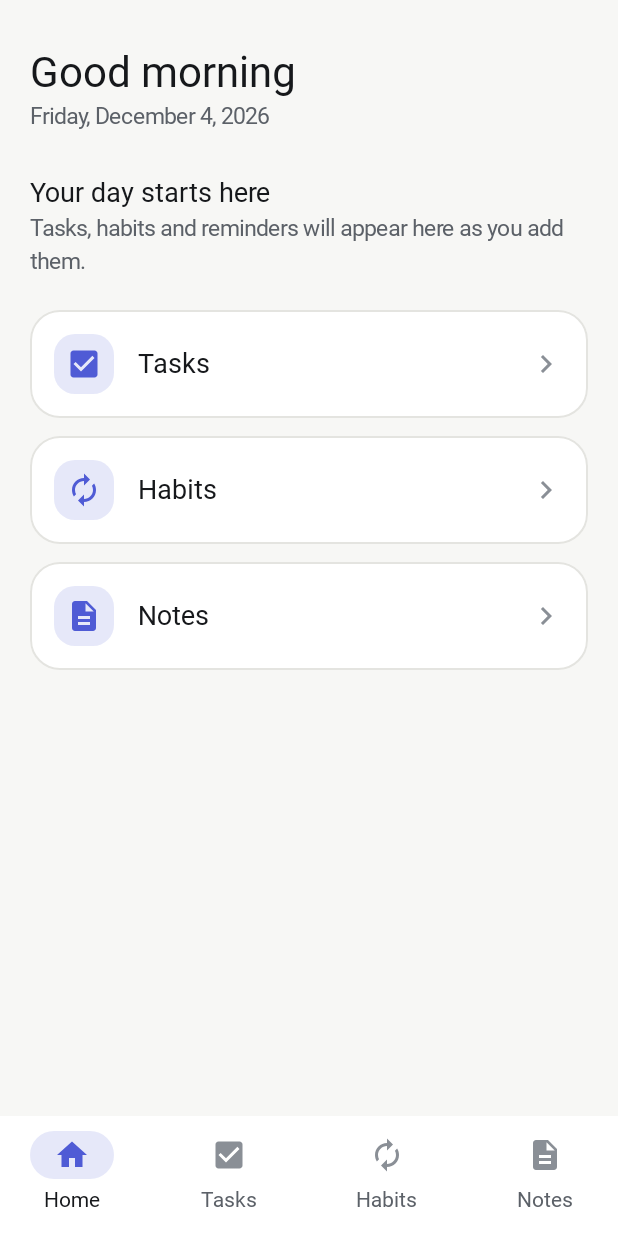
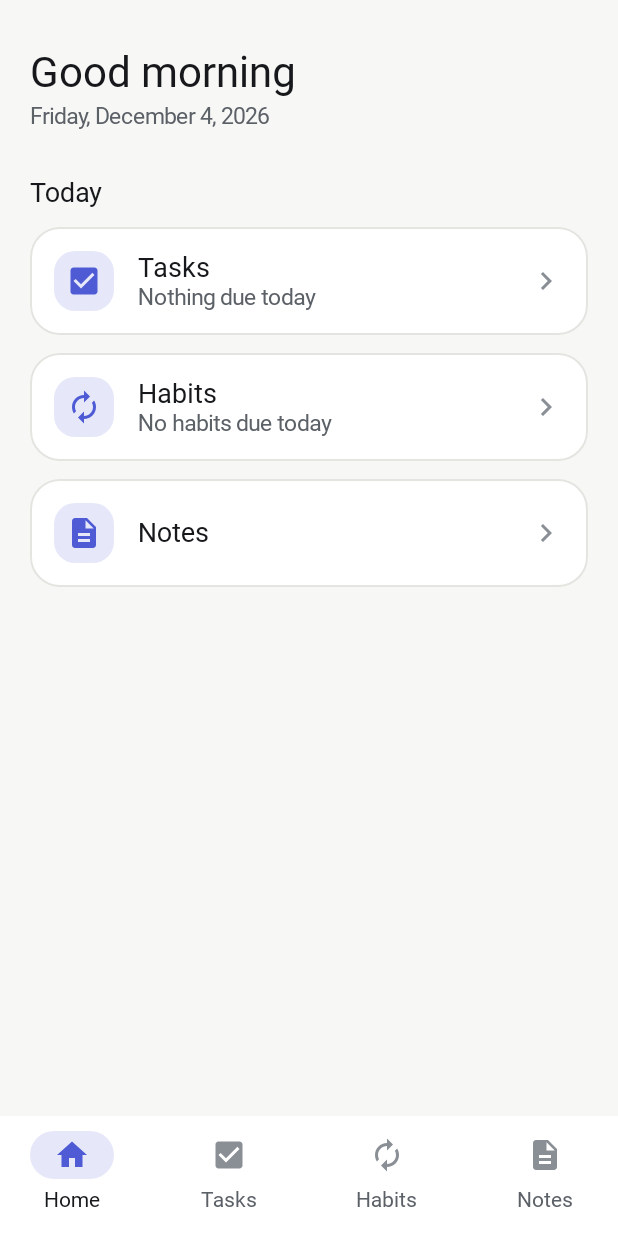
Before and after one commit to thesasan1/app, an Android app built with Jetpack Compose: the screen it shows after launch (MainActivity), on a phone screen of 412 x 824 dp. Run offline under Robolectric (Android 15) with nearby library versions, the phone set to English and light mode, and no system bars; our stand-ins replace Dagger/Hilt's generated code, Room's generated code; Roboto replaces fonts that are not available here; 1 statement that could not run was skipped.

Commit message:
feat(dashboard): today summary on Home (#54)
Co-authored-by: thesasan1 <360538443+thesasan1@users.noreply.github.com>

```diff
--- /dev/null
+++ b/android/app/src/main/kotlin/com/thesasan1/app/di/TodaySummaryModule.kt
@@ -0,0 +1,35 @@
+package com.thesasan1.app.di
+
+import com.thesasan1.app.feature.dashboard.TodaySummary
+import com.thesasan1.app.feature.dashboard.TodaySummarySource
+import com.thesasan1.app.feature.habits.domain.HabitRepository
+import com.thesasan1.app.feature.tasks.domain.TaskRepository
+import dagger.Module
+import dagger.Provides
+import dagger.hilt.InstallIn
+import dagger.hilt.components.SingletonComponent
+import kotlinx.coroutines.flow.combine
+
+/** Feeds Home from the tasks and habits features, which the dashboard may not depend on (ADR-003). */
+@Module
+@InstallIn(SingletonComponent::class)
+object TodaySummaryModule {
+
+    @Provides
+    fun provideTodaySummary(tasks: TaskRepository, habits: HabitRepository): TodaySummarySource =
+        TodaySummarySource { today ->
+            combine(tasks.observeDueOn(today), tasks.observeOverdue(today), habits.observeDay(today)) {
+                    due,
+                    late,
+                    days,
+                ->
+                val dueHabits = days.filter { it.scheduled && !it.rested }
+                TodaySummary(
+                    tasksDue = due.size,
+                    tasksOverdue = late.size,
+                    habitsDue = dueHabits.size,
+                    habitsDone = dueHabits.count { it.isComplete },
+                )
+            }
+        }
+}
--- a/android/feature/dashboard/src/main/kotlin/com/thesasan1/app/feature/dashboard/DashboardScreen.kt
+++ b/android/feature/dashboard/src/main/kotlin/com/thesasan1/app/feature/dashboard/DashboardScreen.kt
@@ -11,6 +11,7 @@ import androidx.compose.material3.Text
 import androidx.compose.runtime.Composable
 import androidx.compose.runtime.getValue
 import androidx.compose.ui.Modifier
+import androidx.compose.ui.res.pluralStringResource
 import androidx.compose.ui.res.stringResource
 import androidx.compose.ui.semantics.heading
 import androidx.compose.ui.semantics.semantics
@@ -35,9 +36,11 @@ internal fun DashboardRoute(
     viewModel: DashboardViewModel = hiltViewModel(),
 ) {
     val uiState by viewModel.uiState.collectAsStateWithLifecycle()
+    val summary by viewModel.summary.collectAsStateWithLifecycle(initialValue = null)
     LifecycleEventEffect(Lifecycle.Event.ON_RESUME) { viewModel.refresh() }
     DashboardScreen(
         uiState = uiState,
+        summary = summary,
         onOpenNotes = onOpenNotes,
         onOpenTasks = onOpenTasks,
         onOpenHabits = onOpenHabits,
@@ -47,6 +50,7 @@ internal fun DashboardRoute(
 @Composable
 internal fun DashboardScreen(
     uiState: DashboardUiState,
+    summary: TodaySummary?,
     onOpenNotes: () -> Unit,
     onOpenTasks: () -> Unit,
     onOpenHabits: () -> Unit,
@@ -74,24 +78,49 @@ internal fun DashboardScreen(
             )
             Spacer(Modifier.height(Spacing.xxxl))
             Text(
-                text = stringResource(R.string.feature_dashboard_empty_title),
+                text = stringResource(R.string.feature_dashboard_today),
                 style = AppTheme.typography.titleMedium,
                 color = AppTheme.colors.textPrimary,
+                modifier = Modifier.semantics { heading() },
             )
-            Spacer(Modifier.height(Spacing.xs))
-            Text(
-                text = stringResource(R.string.feature_dashboard_empty_body),
-                style = AppTheme.typography.bodyMedium,
-                color = AppTheme.colors.textSecondary,
-            )
-            Spacer(Modifier.height(Spacing.xxl))
+            Spacer(Modifier.height(Spacing.md))
             Column(verticalArrangement = Arrangement.spacedBy(Spacing.md)) {
-                AppTile(AppIcons.Tasks, stringResource(R.string.feature_dashboard_open_tasks), onOpenTasks)
-                AppTile(AppIcons.Habits, stringResource(R.string.feature_dashboard_open_habits), onOpenHabits)
+                AppTile(
+                    icon = AppIcons.Tasks,
+                    title = stringResource(R.string.feature_dashboard_open_tasks),
+                    onClick = onOpenTasks,
+                    subtitle = summary?.let { tasksLine(it) },
+                )
+                AppTile(
+                    icon = AppIcons.Habits,
+                    title = stringResource(R.string.feature_dashboard_open_habits),
+                    onClick = onOpenHabits,
+                    subtitle = summary?.let { habitsLine(it) },
+                )
                 AppTile(AppIcons.Notes, stringResource(R.string.feature_dashboard_open_notes), onOpenNotes)
             }
         }
     }
+}
+
+@Composable
+private fun tasksLine(summary: TodaySummary): String {
+    val due = if (summary.tasksDue == 0) {
+        stringResource(R.string.feature_dashboard_tasks_none)
+    } else {
+        pluralStringResource(R.plurals.feature_dashboard_tasks_due, summary.tasksDue, summary.tasksDue)
+    }
+    if (summary.tasksOverdue == 0) return due
+    val overdue =
+        pluralStringResource(R.plurals.feature_dashboard_tasks_overdue, summary.tasksOverdue, summary.tasksOverdue)
+    return "$due  ·  $overdue"
+}
+
+@Composable
+private fun habitsLine(summary: TodaySummary): String = when {
+    summary.habitsDue == 0 -> stringResource(R.string.feature_dashboard_habits_none)
+    summary.habitsDone >= summary.habitsDue -> stringResource(R.string.feature_dashboard_habits_all_done)
+    else -> stringResource(R.string.feature_dashboard_habits_progress, summary.habitsDone, summary.habitsDue)
 }
 
 private fun DayPeriod.greetingRes(): Int = when (this) {
@@ -110,6 +139,7 @@ private fun DashboardScreenPreview() {
                 period = DayPeriod.Morning,
                 today = LocalDate.of(2026, 11, 24),
             ),
+            summary = TodaySummary(tasksDue = 3, tasksOverdue = 1, habitsDue = 4, habitsDone = 2),
             onOpenNotes = {},
             onOpenTasks = {},
             onOpenHabits = {},
@@ -126,6 +156,7 @@ private fun DashboardScreenPersianPreview() {
                 period = DayPeriod.Evening,
                 today = LocalDate.of(2026, 11, 24),
             ),
+            summary = null,
             onOpenNotes = {},
             onOpenTasks = {},
             onOpenHabits = {},
--- a/android/feature/dashboard/src/main/kotlin/com/thesasan1/app/feature/dashboard/DashboardViewModel.kt
+++ b/android/feature/dashboard/src/main/kotlin/com/thesasan1/app/feature/dashboard/DashboardViewModel.kt
@@ -6,21 +6,30 @@ import java.time.Clock
 import java.time.LocalDate
 import java.time.LocalDateTime
 import javax.inject.Inject
+import kotlinx.coroutines.ExperimentalCoroutinesApi
+import kotlinx.coroutines.flow.Flow
 import kotlinx.coroutines.flow.MutableStateFlow
 import kotlinx.coroutines.flow.StateFlow
 import kotlinx.coroutines.flow.asStateFlow
+import kotlinx.coroutines.flow.distinctUntilChanged
+import kotlinx.coroutines.flow.flatMapLatest
+import kotlinx.coroutines.flow.map
 
 data class DashboardUiState(val period: DayPeriod, val today: LocalDate)
 
 /**
- * Dashboard shell for the engineering foundation. Today's tasks, habits and reminders are added
- * in Phase 2 once their data layers exist; until then the screen shows an honest empty state.
+ * Home: a greeting, the date, and today's tasks and habits at a glance (ADR-033).
  */
 @HiltViewModel
-class DashboardViewModel @Inject constructor(private val clock: Clock) : ViewModel() {
+class DashboardViewModel @Inject constructor(private val clock: Clock, private val source: TodaySummarySource) :
+    ViewModel() {
 
     private val _uiState = MutableStateFlow(currentState())
     val uiState: StateFlow<DashboardUiState> = _uiState.asStateFlow()
+
+    /** Today's counts; follows the date when [refresh] moves it past midnight. */
+    @OptIn(ExperimentalCoroutinesApi::class)
+    val summary: Flow<TodaySummary> = _uiState.map { it.today }.distinctUntilChanged().flatMapLatest(source::observe)
 
     /** Recomputes time-dependent fields, e.g. when the screen resumes after midnight. */
     fun refresh() {
--- /dev/null
+++ b/android/feature/dashboard/src/main/kotlin/com/thesasan1/app/feature/dashboard/TodaySummary.kt
@@ -0,0 +1,15 @@
+package com.thesasan1.app.feature.dashboard
+
+import java.time.LocalDate
+import kotlinx.coroutines.flow.Flow
+
+/** Today at a glance for Home: open tasks due today or overdue, and today's habits. */
+data class TodaySummary(val tasksDue: Int, val tasksOverdue: Int, val habitsDue: Int, val habitsDone: Int)
+
+/**
+ * Supplies [TodaySummary]. The app module implements it from the tasks and habits features, so
+ * the dashboard never depends on them (ADR-003).
+ */
+fun interface TodaySummarySource {
+    fun observe(today: LocalDate): Flow<TodaySummary>
+}
--- a/android/feature/dashboard/src/main/res/values/strings.xml
+++ b/android/feature/dashboard/src/main/res/values/strings.xml
@@ -4,9 +4,20 @@
     <string name="feature_dashboard_greeting_afternoon">Good afternoon</string>
     <string name="feature_dashboard_greeting_evening">Good evening</string>
     <string name="feature_dashboard_greeting_night">Good night</string>
-    <string name="feature_dashboard_empty_title">Your day starts here</string>
-    <string name="feature_dashboard_empty_body">Tasks, habits and reminders will appear here as you add them.</string>
     <string name="feature_dashboard_open_tasks">Tasks</string>
     <string name="feature_dashboard_open_habits">Habits</string>
     <string name="feature_dashboard_open_notes">Notes</string>
+    <string name="feature_dashboard_today">Today</string>
+    <string name="feature_dashboard_tasks_none">Nothing due today</string>
+    <string name="feature_dashboard_habits_none">No habits due today</string>
+    <string name="feature_dashboard_habits_all_done">All done for today</string>
+    <string name="feature_dashboard_habits_progress">%1$d of %2$d done</string>
+    <plurals name="feature_dashboard_tasks_due">
+        <item quantity="one">%d due today</item>
+        <item quantity="other">%d due today</item>
+    </plurals>
+    <plurals name="feature_dashboard_tasks_overdue">
+        <item quantity="one">%d overdue</item>
+        <item quantity="other">%d overdue</item>
+    </plurals>
 </resources>
```
Also changed, not shown: 5 other files.
